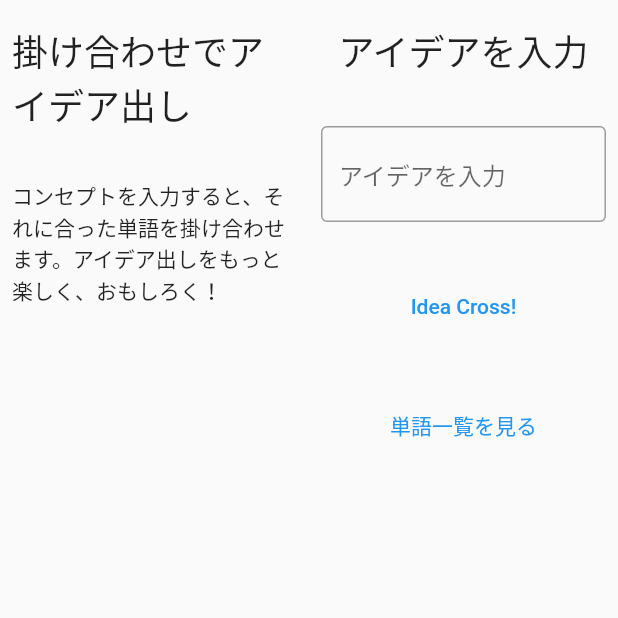
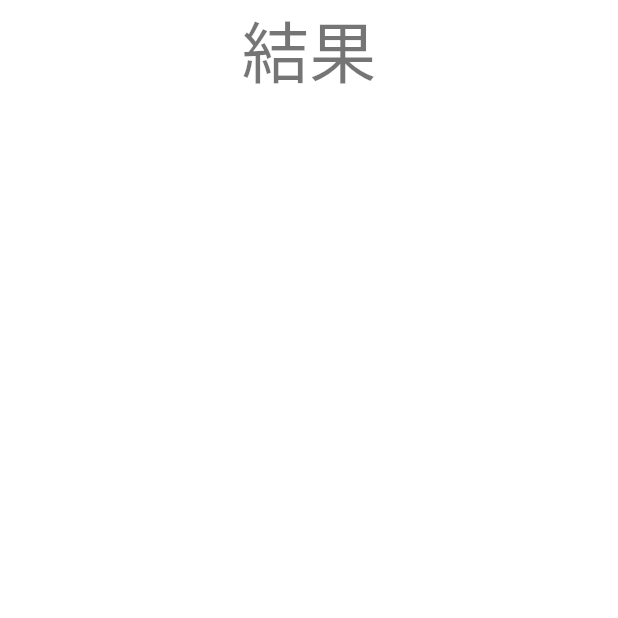
Before and after one commit to yuro241/idea-cross, a Flutter app: the screen it shows after launch, after a tap on "Idea Cross!", on a phone screen of 412 x 824 dp, the top half of it. Run offline on Flutter 3.47's test engine with Material 2 defaults, Android fonts, the phone set to English and light mode, and no system bars.

Commit message:
add: route to result

```diff
--- a/lib/home/home_screen.dart
+++ b/lib/home/home_screen.dart
@@ -9,7 +9,8 @@ class HomeScreen extends StatefulWidget {
 class HomeScreenState extends State<HomeScreen> {
   @override
   Widget build(BuildContext context) {
-    return Row(
+    return Scaffold(
+      body: Row(
         children: [
           Flexible(
             child: Column(
@@ -57,7 +58,7 @@ class HomeScreenState extends State<HomeScreen> {
                   padding: EdgeInsets.symmetric(horizontal: 8, vertical: 16),
                   child: TextButton(
                     onPressed: () {
-                    print('on pressed idea cross button');
+                      Navigator.pushNamed(context, '/result');
                     },
                     child: Text('Idea Cross!'),
                   ),
@@ -75,6 +76,7 @@ class HomeScreenState extends State<HomeScreen> {
             ),
           ),
         ],
+      ),
     );
   }
 }
--- a/lib/main.dart
+++ b/lib/main.dart
@@ -1,5 +1,6 @@
 import 'package:flutter/material.dart';
 import 'package:myapp/home/home_screen.dart';
+import 'package:myapp/result/result_screen.dart';
 
 void main() => runApp(AppBase());
 
@@ -7,9 +8,10 @@ class AppBase extends StatelessWidget {
   @override
   Widget build(BuildContext context) {
     return MaterialApp(
-      home: Scaffold(
-        body: HomeScreen(),
-      ),
+      routes: {
+        '/': (context) => HomeScreen(),
+        '/result': (context) => ResultScreen(),
+      },
     );
   }
 }
--- /dev/null
+++ b/lib/result/result_screen.dart
@@ -0,0 +1,21 @@
+import 'package:flutter/material.dart';
+import 'package:flutter/widgets.dart';
+
+class ResultScreen extends StatefulWidget {
+  @override
+  ResultScreenState createState() => ResultScreenState();
+}
+
+class ResultScreenState extends State<ResultScreen> {
+  @override
+  Widget build(BuildContext context) {
+    return Column(
+      children: [
+        Text(
+          '結果',
+          style: Theme.of(context).textTheme.headline3,
+        )
+      ],
+    );
+  }
+}
```
Lines whose indentation alone changed are shown as unchanged.
